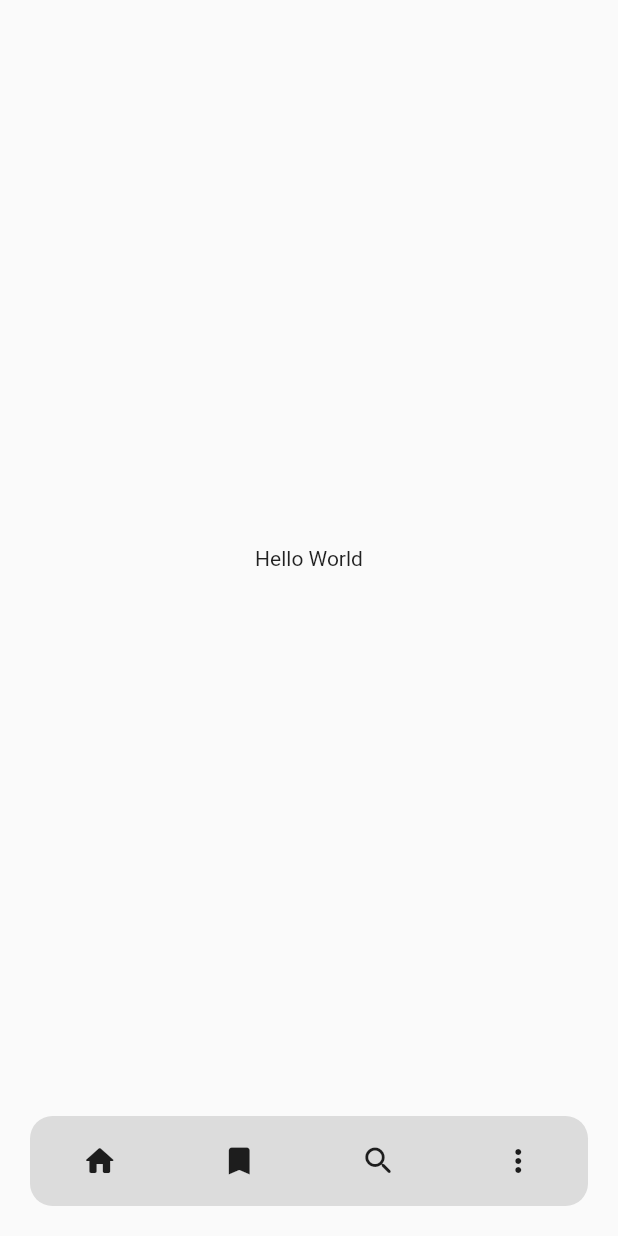
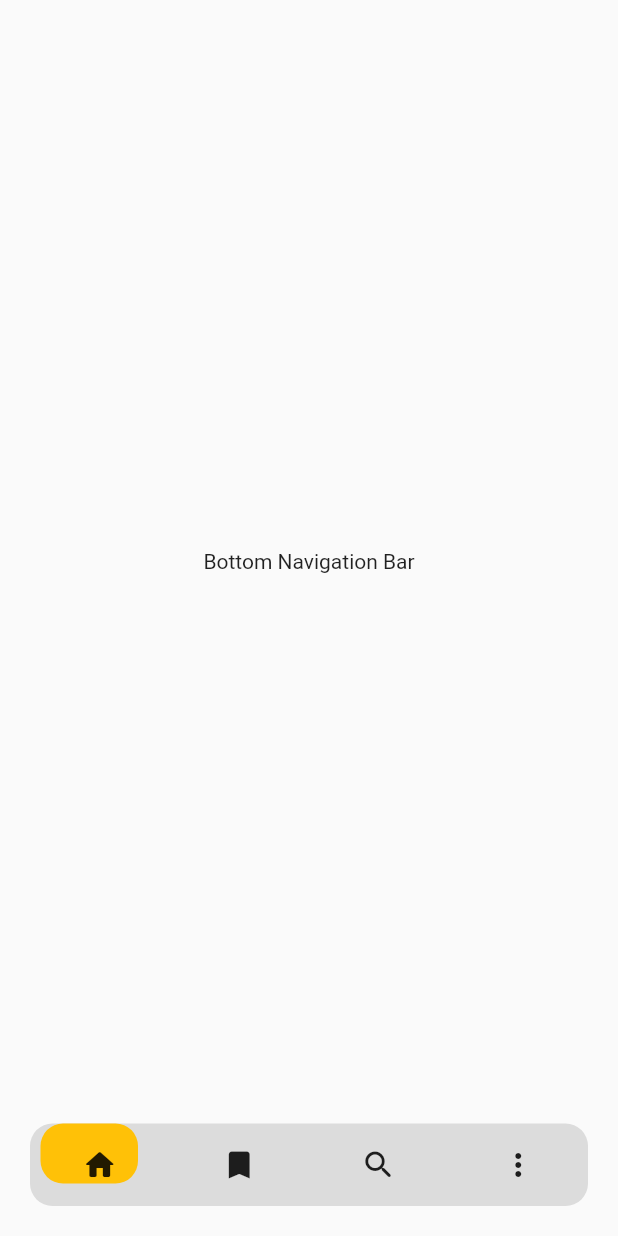
Before and after one commit to Hussain-Mehdi/bottom_navigation_bar_designs, a Flutter app: the screen it shows after launch, on a phone screen of 412 x 824 dp. Run offline on Flutter 3.47's test engine with Material 2 defaults, Android fonts, the phone set to English and light mode, and no system bars.

Commit message:
designed bottom navigation bar

```diff
--- a/lib/home_screen.dart
+++ b/lib/home_screen.dart
@@ -3,8 +3,18 @@ import 'package:flutter/src/widgets/placeholder.dart';
 
 import 'package:flutter/material.dart';
 
-class HomeScreen extends StatelessWidget {
+class HomeScreen extends StatefulWidget {
   const HomeScreen({super.key});
+
+  @override
+  State<HomeScreen> createState() => _HomeScreenState();
+}
+
+class _HomeScreenState extends State<HomeScreen> {
+  double width = 60;
+  double height = 40;
+  double left = 7;
+  double previous = 7;
 
   @override
   Widget build(BuildContext context) {
@@ -12,7 +22,7 @@ class HomeScreen extends StatelessWidget {
       bottomNavigationBar: myBottomNavigationBar(context),
       body: const SafeArea(
           child: Center(
-        child: Text("Hello World"),
+        child: Text("Bottom Navigation Bar"),
       )),
     );
   }
@@ -22,21 +32,62 @@ class HomeScreen extends StatelessWidget {
       padding: const EdgeInsets.only(left: 20, right: 20, bottom: 20),
       child: Container(
         width: MediaQuery.of(context).size.width,
-        height: 60,
+        height: 55,
         decoration: BoxDecoration(
           color: Colors.black12,
           borderRadius: BorderRadius.circular(15),
         ),
-        child: Row(
-          mainAxisAlignment: MainAxisAlignment.spaceAround,
-          children: const [
-            Icon(Icons.home_rounded),
-            Icon(Icons.bookmark_rounded),
-            Icon(Icons.search_rounded),
-            Icon(Icons.more_vert_rounded)
-          ],
-        ),
+        child: Stack(fit: StackFit.loose, children: [
+          AnimatedContainer(
+            duration: Duration(milliseconds: 250),
+            curve: Curves.easeInOutExpo,
+            margin: EdgeInsets.only(left: left),
+            height: height,
+            width: 65,
+            decoration: BoxDecoration(
+                color: Colors.amber, borderRadius: BorderRadius.circular(15)),
+          ),
+          Align(
+            alignment: Alignment.center,
+            child: Row(
+              mainAxisAlignment: MainAxisAlignment.spaceAround,
+              children: [
+                GestureDetector(
+                    onTap: () {
+                      positionTheBox(8);
+                    },
+                    child: const Icon(Icons.home_rounded)),
+                GestureDetector(
+                    onTap: () {
+                      previous = 7;
+                      positionTheBox(87);
+                      print("Hello==================");
+                    },
+                    child: const Icon(Icons.bookmark_rounded)),
+                GestureDetector(
+                    onTap: () {
+                      previous = 85;
+                      positionTheBox(167);
+                    },
+                    child: const Icon(Icons.search_rounded)),
+                GestureDetector(
+                    onTap: () {
+                      previous = 167;
+                      positionTheBox(247);
+                    },
+                    child: const Icon(Icons.more_vert_rounded))
+              ],
+            ),
+          ),
+        ]),
       ),
     );
   }
+
+  positionTheBox(double leftMove) {
+    setState(() {
+      previous = leftMove;
+      left == leftMove ? left = previous : left = leftMove;
+    });
+  }
 }
```
